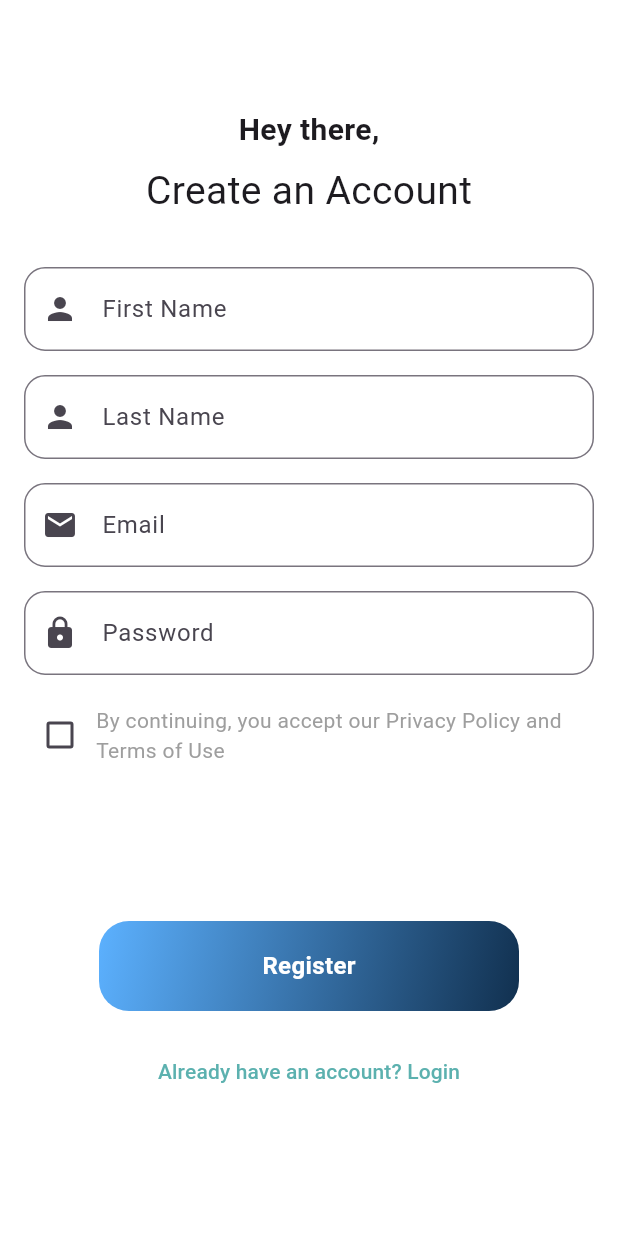
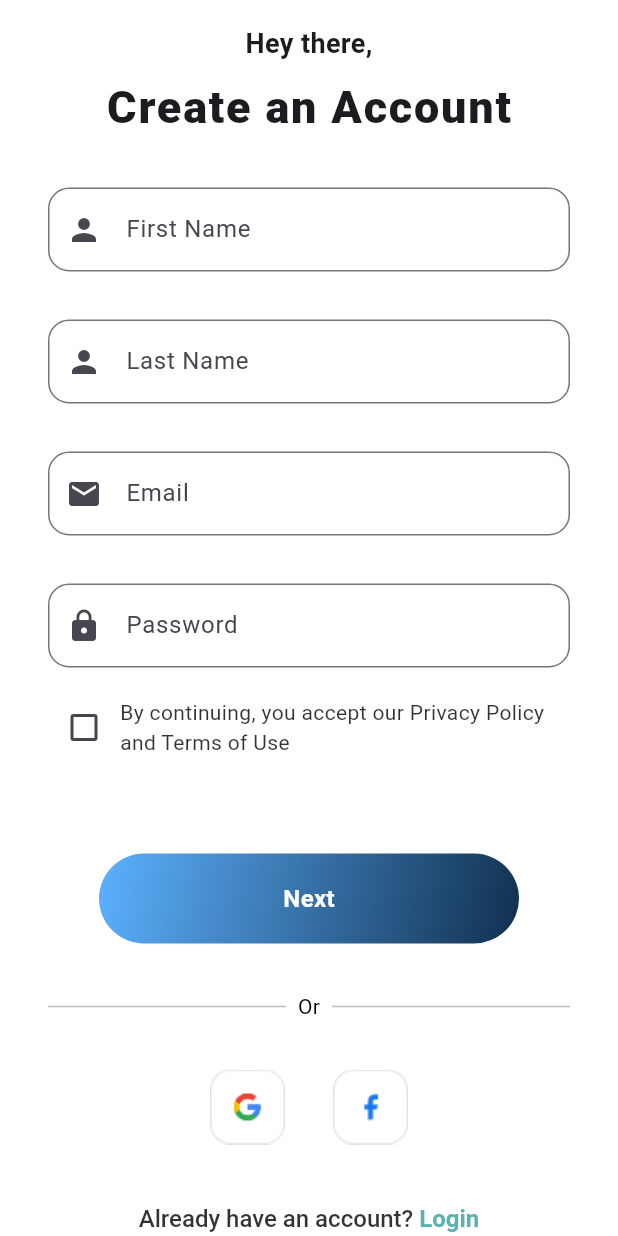
Before and after one commit to Recipe-Rise/Flutter-GP, a Flutter app: the RegisterScreen1 screen opened directly, on a phone screen of 412 x 824 dp. Run offline on Flutter 3.47's test engine with Material 3 defaults, Android fonts, the light colour scheme and no system bars; our stand-ins replace bloc, flutter_bloc, flutter_vector_icons, get.

Commit message:
login screen and success screen UI done

```diff
--- a/lib/core/utils/assets.dart
+++ b/lib/core/utils/assets.dart
@@ -11,4 +11,7 @@ class AssetsData {
   static const reg33 = 'assets/images/reg33.png';
   static const flogo = 'assets/images/logo003.png';
   static const sliding = 'assets/images/name.png';
+  static const sucess = 'assets/images/sucess.png';
+  static const face = 'assets/images/face.png';
+  static const google = 'assets/images/google.png';
 }
--- /dev/null
+++ b/lib/core/utils/styles.dart
@@ -0,0 +1,32 @@
+import 'package:flutter/cupertino.dart';
+
+abstract class Styles {
+  static const textStyle18 = TextStyle(
+    fontSize: 18,
+    fontWeight: FontWeight.w600,
+  );
+  static const textStyle20 = TextStyle(
+    fontSize: 20,
+    fontWeight: FontWeight.normal,
+  );
+  static const textStyle26 = TextStyle(
+    fontSize: 26,
+    fontWeight: FontWeight.bold,
+  );
+  static const textStyle30 = TextStyle(
+    fontSize: 30,
+    fontWeight: FontWeight.w900,
+    letterSpacing: 1.2,
+  );
+  static const textStyle14 = TextStyle(
+    fontSize: 14,
+    fontWeight: FontWeight.normal,
+  );
+
+  static const textStyle16 = TextStyle(
+    fontSize: 16,
+    fontWeight: FontWeight.w500,
+  );
+}
+
+const TextStyle textStyle = TextStyle();
--- /dev/null
+++ b/lib/features/Login/presentation/widgets/social_login_buttons.dart
@@ -0,0 +1,26 @@
+import 'package:fitfork_gp/core/utils/assets.dart';
+import 'package:flutter/material.dart';
+
+class SocialLoginButtons extends StatelessWidget {
+  const SocialLoginButtons({super.key});
+
+  @override
+  Widget build(BuildContext context) {
+    return Row(
+      mainAxisAlignment: MainAxisAlignment.center,
+      children: [
+        IconButton(
+          onPressed: () {},
+          icon: Image.asset(AssetsData.google),
+        ),
+        SizedBox(
+          width: 16,
+        ),
+        IconButton(
+          onPressed: () {},
+          icon: Image.asset(AssetsData.face),
+        ),
+      ],
+    );
+  }
+}
--- a/lib/features/Register/presentation/cubit/cubit/register_cubit.dart
+++ b/lib/features/Register/presentation/cubit/cubit/register_cubit.dart
@@ -6,12 +6,18 @@ part 'register_state.dart';
 
 class RegisterCubit extends Cubit<RegisterState> {
   RegisterCubit() : super(RegisterInitial());
+
+  // Private field
   final RegisterData _registerData = RegisterData(
-      firstName: " ",
-      lastName: " ",
-      email: " ",
-      password: " ",
-      dateOfBirth: DateTime.now());
+    firstName: " ",
+    lastName: " ",
+    email: " ",
+    password: " ",
+    dateOfBirth: DateTime.now(),
+  );
+
+  // Public getter for _registerData
+  RegisterData get registerData => _registerData;
 
   void goToStep1() {
     emit(RegisterStep1(_registerData));
--- a/lib/features/Register/presentation/views/register_screen1.dart
+++ b/lib/features/Register/presentation/views/register_screen1.dart
@@ -1,10 +1,14 @@
+import 'package:fitfork_gp/core/utils/styles.dart';
+import 'package:fitfork_gp/features/Login/presentation/widgets/social_login_buttons.dart';
 import 'package:fitfork_gp/features/Register/presentation/views/register_screen2.dart';
+import 'package:flutter/gestures.dart';
 import 'package:flutter/material.dart';
 import 'package:flutter_bloc/flutter_bloc.dart';
 import '../../../../constants.dart';
 import '../cubit/cubit/register_cubit.dart';
 import '../widgets/custom_gradient_button.dart';
 import '../widgets/custom_text_feild.dart';
+import 'package:fitfork_gp/features/Login/presentation/views/login_screen.dart'; // Import the LoginScreen
 
 class RegisterScreen1 extends StatefulWidget {
   RegisterScreen1({super.key});
@@ -24,36 +28,28 @@ class _RegisterScreen1State extends State<RegisterScreen1> {
   @override
   Widget build(BuildContext context) {
     return Scaffold(
-      appBar: AppBar(
-        backgroundColor: Colors.white,
-        centerTitle: true,
-        elevation: 0,
-        shadowColor: Colors.white,
-      ),
-      body: SingleChildScrollView(
+      // appBar: AppBar(
+      //   backgroundColor: Colors.white,
+      //   centerTitle: true,
+      //   elevation: 0,
+      //   shadowColor: Colors.white,
+      // ),
+      body: SafeArea(
+        child: SingleChildScrollView(
           padding: const EdgeInsets.all(16.0),
           child: Form(
             key: _formKey,
+            child: Padding(
+              padding: const EdgeInsets.symmetric(horizontal: 16),
               child: Column(
                 crossAxisAlignment: CrossAxisAlignment.stretch,
                 children: [
                   Center(
-                child: Text(
-                  'Hey there,',
-                  style: TextStyle(
-                    fontSize: 20,
-                    fontWeight: FontWeight.bold,
-                  ),
-                ),
+                    child: Text('Hey there,', style: Styles.textStyle18),
                   ),
                   const SizedBox(height: 8),
                   Center(
-                child: Text(
-                  'Create an Account',
-                  style: TextStyle(
-                    fontSize: 26,
-                  ),
-                ),
+                    child: Text('Create an Account', style: Styles.textStyle30),
                   ),
                   const SizedBox(height: 32),
                   CustomTextFeild(
@@ -68,7 +64,7 @@ class _RegisterScreen1State extends State<RegisterScreen1> {
                     },
                     icon: Icons.person,
                   ),
-              const SizedBox(height: 16),
+                  const SizedBox(height: 32),
                   CustomTextFeild(
                     label: 'Last Name',
                     controller: _lastNameController,
@@ -81,7 +77,7 @@ class _RegisterScreen1State extends State<RegisterScreen1> {
                     },
                     icon: Icons.person,
                   ),
-              const SizedBox(height: 16),
+                  const SizedBox(height: 32),
                   CustomTextFeild(
                     label: 'Email',
                     controller: _emailController,
@@ -98,7 +94,7 @@ class _RegisterScreen1State extends State<RegisterScreen1> {
                     },
                     icon: Icons.email,
                   ),
-              const SizedBox(height: 16),
+                  const SizedBox(height: 32),
                   CustomTextFeild(
                     label: 'Password',
                     controller: _passwordController,
@@ -131,16 +127,16 @@ class _RegisterScreen1State extends State<RegisterScreen1> {
                           'By continuing, you accept our Privacy Policy and Terms of Use',
                           style: TextStyle(
                             fontSize: 14,
-                        color: Colors.grey,
+                            color: Colors.black.withOpacity(0.8),
                           ),
                         ),
                       ),
                     ],
                   ),
-              const SizedBox(height: 100),
+                  const SizedBox(height: 60),
                   Center(
                     child: CustomGradientButton(
-                  text: 'Register',
+                      text: 'Next',
                       onPressed: () {
                         if (_formKey.currentState!.validate() && _acceptTerms) {
                           final cubit = context.read<RegisterCubit>();
@@ -158,8 +154,8 @@ class _RegisterScreen1State extends State<RegisterScreen1> {
                         } else if (!_acceptTerms) {
                           ScaffoldMessenger.of(context).showSnackBar(
                             const SnackBar(
-                          content:
-                              Text('Please accept the terms and conditions'),
+                              content: Text(
+                                  'Please accept the terms and conditions'),
                             ),
                           );
                         }
@@ -167,27 +163,68 @@ class _RegisterScreen1State extends State<RegisterScreen1> {
                       gradient: kButtonColor,
                     ),
                   ),
-              const SizedBox(height: 16),
-              TextButton(
-                onPressed: () {
+                  const SizedBox(height: 32),
+                  Row(
+                    children: [
+                      Expanded(
+                        child: Divider(
+                          color: Colors.grey[400],
+                          thickness: 1,
+                        ),
+                      ),
+                      Padding(
+                        padding: const EdgeInsets.symmetric(horizontal: 8),
+                        child: Text(
+                          'Or',
+                          style: Styles.textStyle14.copyWith(
+                            color: Colors.black,
+                          ),
+                        ),
+                      ),
+                      Expanded(
+                        child: Divider(
+                          color: Colors.grey[400],
+                          thickness: 1,
+                        ),
+                      ),
+                    ],
+                  ),
+                  const SizedBox(height: 24),
+                  const SocialLoginButtons(),
+                  const SizedBox(height: 32),
+                  RichText(
+                    textAlign: TextAlign.center,
+                    text: TextSpan(
+                      text: 'Already have an account? ',
+                      style: Styles.textStyle16.copyWith(
+                        color: Colors.black.withOpacity(0.8),
+                      ),
+                      children: [
+                        TextSpan(
+                          text: 'Login',
+                          style: TextStyle(
+                            color: kPrimaryColor,
+                            fontWeight: FontWeight.bold,
+                          ),
+                          recognizer: TapGestureRecognizer()
+                            ..onTap = () {
                               Navigator.push(
                                 context,
                                 MaterialPageRoute(
-                      builder: (context) => RegisterScreen2(),
+                                  builder: (context) => LoginScreen(),
                                 ),
                               );
                             },
-                child: const Text(
-                  'Already have an account? Login',
-                  style: TextStyle(
-                    color: kPrimaryColor,
                         ),
+                      ],
                     ),
                   ),
                 ],
               ),
             ),
           ),
+        ),
+      ),
     );
   }
 }
--- a/lib/features/Register/presentation/views/register_screen2.dart
+++ b/lib/features/Register/presentation/views/register_screen2.dart
@@ -184,7 +184,7 @@ class _RegisterScreen2State extends State<RegisterScreen2> {
               const SizedBox(height: 24),
               Center(
                 child: CustomGradientButton(
-                  text: 'Next',
+                  text: 'Register',
                   onPressed: () {
                     if (_selectedGender == null) {
                       ScaffoldMessenger.of(context).showSnackBar(
--- a/lib/features/Register/presentation/widgets/custom_gradient_button.dart
+++ b/lib/features/Register/presentation/widgets/custom_gradient_button.dart
@@ -15,13 +15,15 @@ class CustomGradientButton extends StatelessWidget {
     required this.gradient,
     this.width = 280,
     this.height = 60,
-    this.borderRadius = 20,
+    this.borderRadius = 32,
   });
 
   @override
   Widget build(BuildContext context) {
     return InkWell(
       onTap: onPressed,
+      child: Padding(
+        padding: const EdgeInsets.symmetric(horizontal: 18),
         child: Container(
           width: width,
           height: height,
@@ -40,6 +42,7 @@ class CustomGradientButton extends StatelessWidget {
             ),
           ),
         ),
+      ),
     );
   }
 }
```
Also changed, not shown: lib/features/Login/presentation/cubit/login_cubit.dart (added, +20 -0 lines), lib/features/Login/presentation/views/login_screen.dart (added, +172 -0 lines), lib/features/OnBoarding/presentaion/Views/widgets/onboarding_page.dart (+3 -4 lines), lib/features/Register/presentation/views/register_screen33.dart (+8 -2 lines), lib/features/Register/presentation/views/success_screen.dart (added, +56 -0 lines), assets/images/face.png (added), assets/images/google.png (added), assets/images/success.svg (added), assets/images/sucess.png (added). Lines whose indentation alone changed are shown as unchanged.
